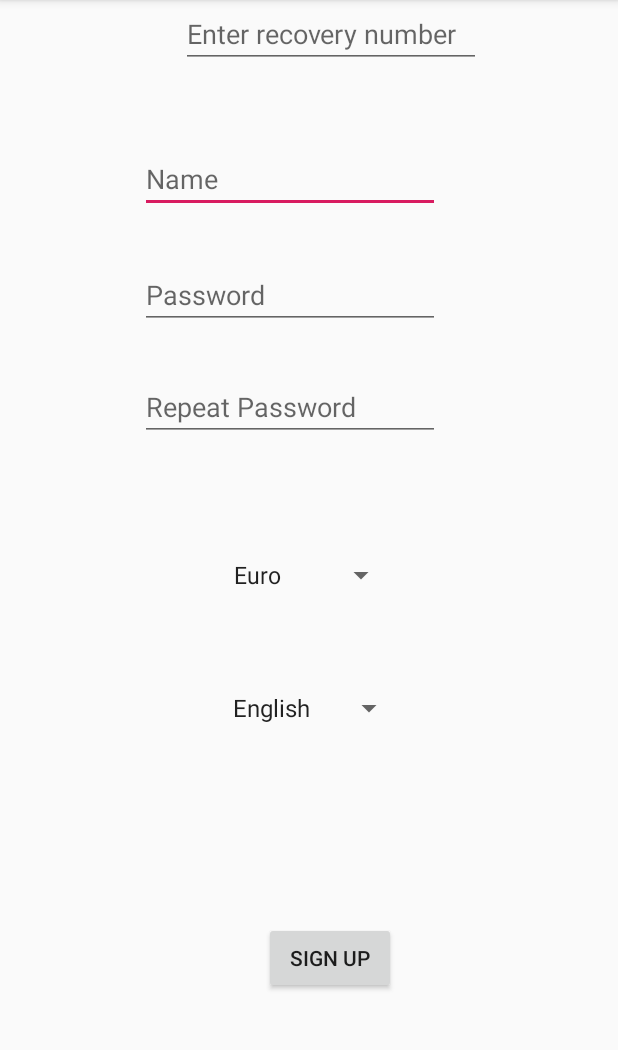
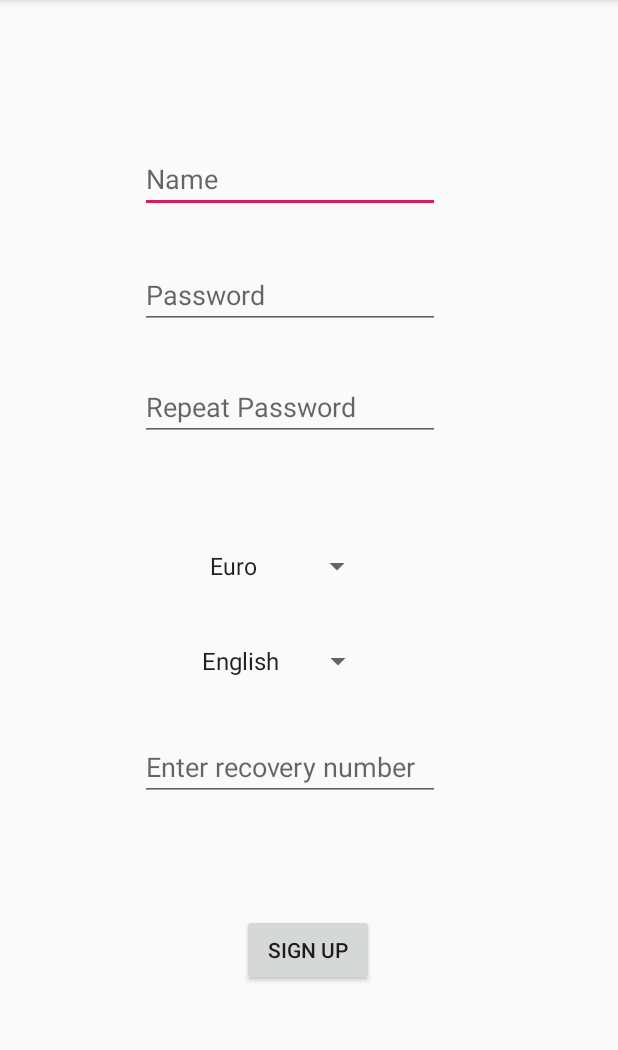
Before and after one commit to 785pavan/isee2019-SPENDEMON, an Android app: the SignUp screen opened directly, with no data from a screen before it, on a phone screen of 412 x 824 dp, the part 84-1134 px from its top. Run offline under Robolectric (Android 15) with nearby library versions, the phone set to English and light mode, and no system bars.

Commit message:
calc java

```diff
--- a/app/build.gradle
+++ b/app/build.gradle
@@ -2,6 +2,9 @@ apply plugin: 'com.android.application'
 
 android {
     compileSdkVersion 28
+    dataBinding{
+        enabled = true
+    }
     defaultConfig {
         applicationId "com.dbse.android.spendemon"
         minSdkVersion 22
--- a/app/src/main/java/com/dbse/android/spendemon/FullscreenActivity.java
+++ b/app/src/main/java/com/dbse/android/spendemon/FullscreenActivity.java
@@ -123,14 +123,13 @@ public class FullscreenActivity extends AppCompatActivity {
                 openNextActivity();
             }
         });
-        /*try {
+        try {
             TimeUnit.SECONDS.sleep(5);
             openNextActivity();
         } catch (InterruptedException e) {
             e.printStackTrace();
         }
 
-*/
 
     }
 
--- a/app/src/main/res/layout/activity_sign_up.xml
+++ b/app/src/main/res/layout/activity_sign_up.xml
@@ -54,48 +54,57 @@
         android:id="@+id/spCurrency"
         android:layout_width="wrap_content"
         android:layout_height="wrap_content"
+        android:layout_marginTop="8dp"
         android:entries="@array/currency"
         app:layout_constraintBottom_toBottomOf="parent"
         app:layout_constraintEnd_toEndOf="parent"
+        app:layout_constraintHorizontal_bias="0.448"
         app:layout_constraintStart_toStartOf="parent"
-        app:layout_constraintTop_toTopOf="parent"
-        app:layout_constraintVertical_bias="0.499" />
+        app:layout_constraintTop_toBottomOf="@+id/etPasswordRepeat"
+        app:layout_constraintVertical_bias="0.144" />
 
     <Spinner
         android:id="@+id/spinnerLanguage"
         android:layout_width="wrap_content"
         android:layout_height="wrap_content"
+        android:layout_marginTop="8dp"
         android:layout_marginBottom="284dp"
         android:entries="@array/language"
         app:layout_constraintBottom_toBottomOf="parent"
         app:layout_constraintEnd_toEndOf="parent"
-        app:layout_constraintHorizontal_bias="0.51"
-        app:layout_constraintStart_toStartOf="parent" />
+        app:layout_constraintHorizontal_bias="0.437"
+        app:layout_constraintStart_toStartOf="parent"
+        app:layout_constraintTop_toBottomOf="@+id/spCurrency" />
 
     <Button
         android:id="@+id/bSignUp"
         android:layout_width="wrap_content"
         android:layout_height="wrap_content"
+        android:layout_marginTop="8dp"
         android:text="@string/sign_up"
         app:layout_constraintBottom_toBottomOf="parent"
         app:layout_constraintEnd_toEndOf="parent"
-        app:layout_constraintHorizontal_bias="0.544"
+        app:layout_constraintHorizontal_bias="0.498"
         app:layout_constraintStart_toStartOf="parent"
-        app:layout_constraintTop_toBottomOf="@+id/spinnerLanguage"
-        app:layout_constraintVertical_bias="0.555" />
+        app:layout_constraintTop_toBottomOf="@+id/etRecovery"
+        app:layout_constraintVertical_bias="0.377" />
 
     <EditText
         android:id="@+id/etRecovery"
         android:layout_width="200dp"
         android:layout_height="wrap_content"
         android:layout_marginStart="8dp"
+        android:layout_marginTop="8dp"
         android:layout_marginEnd="8dp"
+        android:layout_marginBottom="8dp"
         android:ems="10"
         android:hint="@string/enter_recovery_number"
         android:inputType="number"
+        app:layout_constraintBottom_toBottomOf="parent"
         app:layout_constraintEnd_toEndOf="parent"
-        app:layout_constraintHorizontal_bias="0.574"
+        app:layout_constraintHorizontal_bias="0.435"
         app:layout_constraintStart_toStartOf="parent"
-        tools:layout_editor_absoluteY="485dp" />
+        app:layout_constraintTop_toBottomOf="@+id/spinnerLanguage"
+        app:layout_constraintVertical_bias="0.111" />
 
 </androidx.constraintlayout.widget.ConstraintLayout>
```
